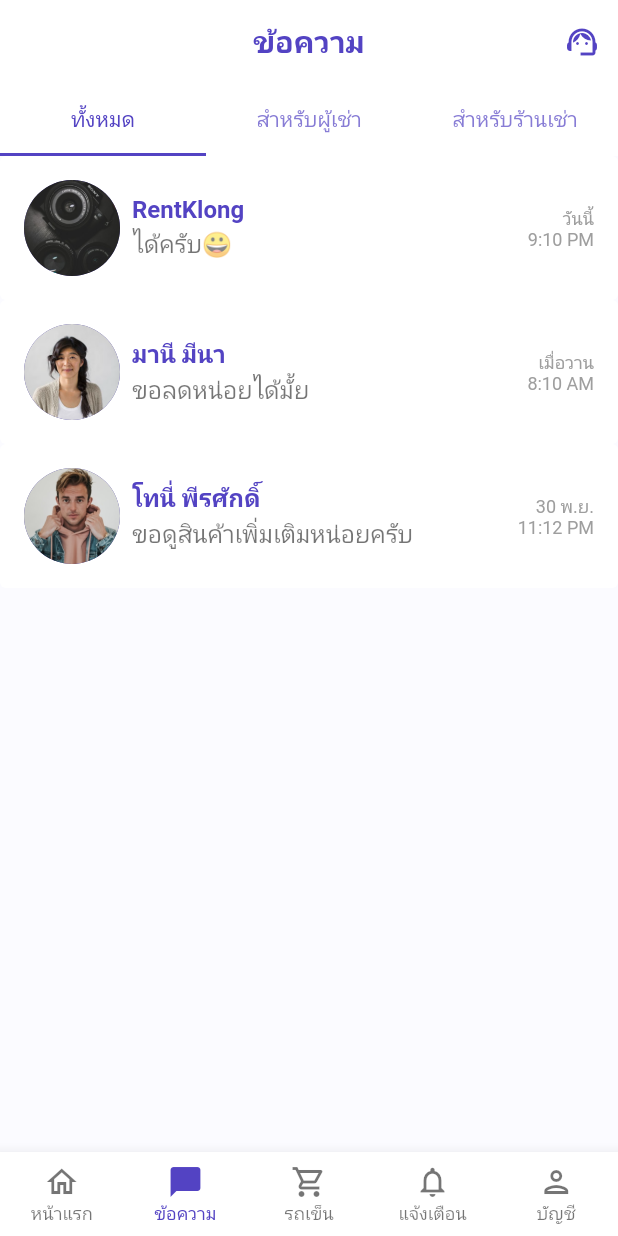
After one commit to CE-KMITL-Project-2021-Group-36/Rental-App, a Flutter app: the screen it shows after launch, item 2 of the bottom bar chosen, after a tap on the "support agent" icon, on a phone screen of 412 x 824 dp. The commit adds this screen. Run offline on Flutter 3.47's test engine with Material 2 defaults, Android fonts, the phone set to English and light mode, and no system bars; our stand-ins replace carousel_nullsafety, cloud_firestore, firebase_core; accounts and stored records are empty; network calls fail.

Commit message:
[feat] Set up app router and Manage file struture

```diff
--- /dev/null
+++ b/rental_app/lib/config/app_router.dart
@@ -0,0 +1,32 @@
+// ignore_for_file: avoid_print
+
+import 'package:flutter/material.dart';
+import 'package:rental_app/screens/screens.dart';
+import 'package:rental_app/widgets/widget.dart';
+
+class AppRouter {
+  static Route onGenerateRoute(RouteSettings settings) {
+    print('This is route: ${settings.name}');
+
+    switch (settings.name) {
+      case '/':
+        return CustomNavBar.route();
+      case HomeScreen.routeName:
+        return HomeScreen.route();
+      case ChatScreen.routeName:
+        return ChatScreen.route();
+
+      default:
+        return _errorRoute();
+    }
+  }
+
+  static Route _errorRoute() {
+    return MaterialPageRoute(
+      settings: const RouteSettings(name: '/error'),
+      builder: (_) => Scaffold(
+        appBar: AppBar(title: const Text('Error')),
+      ),
+    );
+  }
+}
--- a/rental_app/lib/config/theme.dart
+++ b/rental_app/lib/config/theme.dart
@@ -10,6 +10,7 @@ ThemeData theme() {
     appBarTheme: const AppBarTheme(
       backgroundColor: surfaceColor,
       foregroundColor: primaryColor,
+      centerTitle: true,
       elevation: 0,
     ),
     inputDecorationTheme: InputDecorationTheme(
--- a/rental_app/lib/data/product_data.dart
+++ b/rental_app/lib/data/product_data.dart
@@ -1,4 +1,4 @@
-import 'package:rental_app/model/product_model.dart';
+import 'package:rental_app/models/product_model.dart';
 
 final allProducts = <Product>[
   Product(
--- a/rental_app/lib/main.dart
+++ b/rental_app/lib/main.dart
@@ -1,9 +1,13 @@
 import 'package:flutter/material.dart';
 import 'package:firebase_core/firebase_core.dart';
+import 'package:rental_app/config/app_router.dart';
+import 'package:rental_app/config/theme.dart';
+import 'package:rental_app/widgets/widget.dart';
+
 import 'package:rental_app/displayproducts.dart';
+import 'package:rental_app/screens/screens.dart';
+import 'bottom_nav_bar.dart';
 
-import 'bottom_nav_bar.dart';
-import 'config/theme.dart';
 
 Future<void> main() async {
   WidgetsFlutterBinding.ensureInitialized();
@@ -20,7 +24,9 @@ class MyApp extends StatelessWidget {
       debugShowCheckedModeBanner: false,
       title: 'Rental App',
       theme: theme(),
-      home: const DisplayProducts(),
+      //home: const DisplayProducts(),
+      onGenerateRoute: AppRouter.onGenerateRoute,
+      initialRoute: CustomNavBar.routeName,
     );
   }
 }
--- a/rental_app/lib/model/models.dart
+++ /dev/null
@@ -1 +0,0 @@
-export 'product_model.dart';
--- /dev/null
+++ b/rental_app/lib/models/models.dart
@@ -0,0 +1,2 @@
+export 'product_model.dart';
+export 'category_model.dart';
--- /dev/null
+++ b/rental_app/lib/screens/chat_screen.dart
@@ -0,0 +1,122 @@
+import 'package:flutter/material.dart';
+import 'package:rental_app/chat_detail.dart';
+import 'package:rental_app/config/palette.dart';
+
+class ChatScreen extends StatefulWidget {
+  const ChatScreen({Key? key}) : super(key: key);
+
+  @override
+  _ChatScreenState createState() => _ChatScreenState();
+
+    static const String routeName = '/chat';
+
+  static Route route() {
+    return MaterialPageRoute(
+      settings: const RouteSettings(name: routeName),
+      builder: (_) => const ChatScreen(),
+    );
+  }
+}
+
+class _ChatScreenState extends State<ChatScreen> {
+  @override
+  Widget build(BuildContext context) {
+    return DefaultTabController(
+      length: 3,
+      child: Scaffold(
+        appBar: AppBar(
+          centerTitle: true,
+          title: const Text(
+            'ข้อความ',
+            style: TextStyle(fontWeight: FontWeight.bold),
+          ),
+          actions: [
+            IconButton(
+              icon: const Icon(
+                Icons.support_agent,
+              ),
+              onPressed: () {},
+            ),
+          ],
+          bottom: const TabBar(
+            labelColor: primaryColor,
+            tabs: [
+              Tab(text: 'ทั้งหมด'),
+              Tab(
+                text: 'สำหรับผู้เช่า',
+              ),
+              Tab(
+                text: 'สำหรับร้านเช่า',
+              ),
+            ],
+          ),
+        ),
+        body: TabBarView(
+          children: [
+            SingleChildScrollView(
+              child: Column(
+                  crossAxisAlignment: CrossAxisAlignment.start,
+                  children: [
+                    _buildChatRoom('assets/images/shop_profile.png','RentKlong','ได้ครับ😀','วันนี้\n9:10 PM'),
+                    _buildChatRoom('assets/images/manee_profile.png','มานี มีนา','ขอลดหน่อยได้มั้ย','เมื่อวาน\n8:10 AM'),
+                    _buildChatRoom('assets/images/tony_profile.png','โทนี่ พีรศักดิ์','ขอดูสินค้าเพิ่มเติมหน่อยครับ','30 พ.ย.\n11:12 PM'),
+                  ]),
+            ),
+            SingleChildScrollView(
+              child: Column(
+                  crossAxisAlignment: CrossAxisAlignment.start,
+                  children: [
+                    _buildChatRoom('assets/images/shop_profile.png','RentKlong','ได้ครับ😀','วันนี้\n9:10 PM'),
+                  ]),
+            ),
+            SingleChildScrollView(
+              child: Column(
+                  crossAxisAlignment: CrossAxisAlignment.start,
+                  children: [
+                    _buildChatRoom('assets/images/manee_profile.png','มานี มีนา','ขอลดหน่อยได้มั้ย','เมื่อวาน\n8:10 AM'),
+                    _buildChatRoom('assets/images/tony_profile.png','โทนี่ พีรศักดิ์','ขอดูสินค้าเพิ่มเติมหน่อยครับ','30 พ.ย.\n11:12 PM'),
+                  ]),
+            ),
+          ],
+        ),
+      ),
+    );
+  }
+
+  Widget _buildChatRoom(profileImage, name, lastMessage, timestamp) {
+    return TextButton(
+      onPressed: () { Navigator.push(
+              context,
+              MaterialPageRoute(builder: (context) => const ChatDetail()),
+            );},
+      style: ButtonStyle(
+        //side: MaterialStateProperty.all(BorderSide(width: 2, color: Colors.red)),
+        //foregroundColor: MaterialStateProperty.all(Colors.black),
+        backgroundColor: MaterialStateProperty.all(Colors.white),
+        padding: MaterialStateProperty.all(
+            const EdgeInsets.symmetric(vertical: 16, horizontal: 16)),
+      ),
+      child: Row(crossAxisAlignment: CrossAxisAlignment.center, children: [
+        CircleAvatar(
+          radius: 32,
+          backgroundImage: AssetImage(profileImage),
+        ),
+        const SizedBox(width: 8),
+        Expanded(
+          child: Column(
+            crossAxisAlignment: CrossAxisAlignment.start,
+            children: [
+              Text(name,
+                  style: const TextStyle(fontSize: 16, fontWeight: FontWeight.bold)),
+              const SizedBox(height: 2),
+              Text(lastMessage,
+                  style: const TextStyle(color: Colors.black54, fontSize: 16))
+            ],
+          ),
+        ),
+        Text(timestamp,
+                style: const TextStyle(fontSize: 12, color: Colors.grey, fontWeight: FontWeight.w400), textAlign: TextAlign.right),
+      ]),
+    );
+  }
+}
--- /dev/null
+++ b/rental_app/lib/screens/home_screen.dart
@@ -0,0 +1,226 @@
+import 'package:flutter/material.dart';
+import 'package:rental_app/product_detail.dart';
+import 'package:rental_app/search_page.dart';
+
+class HomeScreen extends StatefulWidget {
+  const HomeScreen({Key? key}) : super(key: key);
+
+  @override
+  _HomeScreenState createState() => _HomeScreenState();
+
+  static const String routeName = '/home';
+
+  static Route route() {
+    return MaterialPageRoute(
+      settings: const RouteSettings(name: routeName),
+      builder: (_) => const HomeScreen(),
+    );
+  }
+}
+
+class _HomeScreenState extends State<HomeScreen> {
+  @override
+  Widget build(BuildContext context) {
+    return Scaffold(
+        appBar: AppBar(
+          centerTitle: true,
+          title: Text(
+            "หน้าแรก",
+            style: TextStyle(
+                color: Theme.of(context).primaryColor,
+                fontWeight: FontWeight.bold),
+          ),
+        ),
+        body: SingleChildScrollView(
+          child: Column(
+            children: [
+              Container(
+                margin:
+                    const EdgeInsets.symmetric(vertical: 16, horizontal: 16),
+                child: TextFormField(
+                  decoration: InputDecoration(
+                    prefixIcon: const Icon(Icons.search),
+                    hintText: "ค้นหา",
+                    border: OutlineInputBorder(
+                      borderRadius: BorderRadius.circular(30),
+                    ),
+                    contentPadding:
+                        const EdgeInsets.symmetric(vertical: 0, horizontal: 0),
+                  ),
+                ),
+              ),
+              Container(
+                margin: const EdgeInsets.symmetric(horizontal: 16),
+                child: Row(
+                    mainAxisAlignment: MainAxisAlignment.spaceBetween,
+                    children: const [
+                      Text(
+                        "ประเภทสินค้าเช่า",
+                        style: TextStyle(fontWeight: FontWeight.bold),
+                      ),
+                      Text(
+                        "ดูทั้งหมด",
+                        style: TextStyle(fontSize: 12, color: Colors.indigo),
+                      ),
+                    ]),
+              ),
+              SingleChildScrollView(
+                //color: Colors.red,
+                scrollDirection: Axis.horizontal,
+                padding: const EdgeInsets.symmetric(vertical: 8, horizontal: 8),
+                child: Row(
+                  children: [
+                    _buildCategoryProduct("เสื้อผ้าผู้ชาย",
+                        "https://assets.ajio.com/medias/sys_master/root/20210403/OjjF/6068dc44aeb269a9e33a52ba/-288Wx360H-462103975-pink-MODEL.jpg"),
+                    _buildCategoryProduct("เสื้อผ้าผู้หญิง",
+                        "https://image.freepik.com/free-photo/stunning-curly-female-model-jumping-purple-indoor-portrait-slim-girl-bright-yellow-dress_197531-10836.jpg"),
+                    _buildCategoryProduct("กล้อง และอุปกรณ์",
+                        "https://image.freepik.com/free-photo/photographer-snapping-with-analog-camera_53876-105703.jpg"),
+                    _buildCategoryProduct("ตั้งแคมป์",
+                        "https://image.freepik.com/free-photo/group-man-woman-enjoy-camping-picnic-barbecue-lake-with-tents-background-young-mixed-race-asian-woman-man-young-people-s-hands-toasting-cheering-bottles-beer_1253-1041.jpg"),
+                    _buildCategoryProduct("หนังสือ",
+                        "https://image.freepik.com/free-photo/book-library-with-open-textbook_1150-5924.jpg"),
+                  ],
+                ),
+              ),
+              Container(
+                margin: const EdgeInsets.symmetric(horizontal: 16),
+                child: Row(
+                    mainAxisAlignment: MainAxisAlignment.spaceBetween,
+                    children: [
+                      const Text(
+                        "สินค้าน่าสนใจ",
+                        style: TextStyle(fontWeight: FontWeight.bold),
+                      ),
+                      TextButton(
+                        onPressed: () {
+                          Navigator.push(
+                            context,
+                            MaterialPageRoute(
+                                builder: (context) => GridSearchScreen()),
+                          );
+                        },
+                        child: const Text(
+                          "ดูทั้งหมด",
+                          style: TextStyle(fontSize: 12, color: Colors.indigo),
+                        ),
+                        style: TextButton.styleFrom(),
+                      )
+                    ]),
+              ),
+              const SizedBox(
+                height: 8,
+              ),
+              Container(
+                margin: const EdgeInsets.symmetric(horizontal: 16),
+                child: Row(
+                  mainAxisAlignment: MainAxisAlignment.spaceAround,
+                  children: [
+                    _buildItemCard(
+                        'กล้อง Canon EOS พร้อมเลนส์ ให้เช่าราคาถูก',
+                        '฿100 /ชม.\n฿700 /วัน.\n฿4500 /สัปดาห์.',
+                        'https://www.ec-mall.com/wp-content/uploads/2018/03/eos-1500d_02-1.jpg'),
+                    _buildItemCard('กล้อง Instax กล้องฟิล์ม', '฿600 /วัน.',
+                        'https://m.media-amazon.com/images/I/71HmLp20ovL._AC_SL1500_.jpg'),
+                  ],
+                ),
+              )
+            ],
+          ),
+        ));
+  }
+
+  Widget _buildCategoryProduct(String name, String imageUrl) {
+    return Container(
+      //color: Colors.blue,
+      margin: const EdgeInsets.symmetric(vertical: 0, horizontal: 8),
+      child: Column(
+        crossAxisAlignment: CrossAxisAlignment.center,
+        children: [
+          CircleAvatar(
+            radius: 40,
+            backgroundImage: NetworkImage(imageUrl),
+          ),
+          Container(
+              height: 40,
+              width: 80,
+              child: Text(
+                name,
+                textAlign: TextAlign.center,
+                style: const TextStyle(fontSize: 12),
+              ))
+        ],
+      ),
+    );
+  }
+
+  Widget _buildItemCard(String name, String price, String imageUrl) {
+    return Card(
+      clipBehavior: Clip.antiAlias,
+      child: InkWell(
+        onTap: () {
+          Navigator.push(
+            context,
+            MaterialPageRoute(builder: (context) => const ProductDetail()),
+          );
+        },
+        child: Container(
+          width: 164,
+          height: 300,
+          child: Column(
+            crossAxisAlignment: CrossAxisAlignment.start,
+            children: [
+              Container(
+                height: 164,
+                decoration: BoxDecoration(
+                  image: DecorationImage(
+                    fit: BoxFit.cover,
+                    image: NetworkImage(imageUrl),
+                  ),
+                ),
+              ),
+              Container(
+                padding: const EdgeInsets.all(8.0),
+                child: Column(
+                  children: [
+                    Text(
+                      name,
+                      //'กล้อง Canon EOS พร้อมเลนส์ ให้เช่าราคาถูก',
+                      style: const TextStyle(
+                        fontSize: 12,
+                      ),
+                      maxLines: 2,
+                      overflow: TextOverflow.ellipsis,
+                      textAlign: TextAlign.left,
+                    ),
+                    Container(
+                      padding: const EdgeInsets.symmetric(vertical: 4),
+                      child: Row(children: [
+                        Icon(Icons.star, color: Colors.yellow[600], size: 16),
+                        Icon(Icons.star, color: Colors.yellow[600], size: 16),
+                        Icon(Icons.star, color: Colors.yellow[600], size: 16),
+                        Icon(Icons.star, color: Colors.yellow[600], size: 16),
+                        Icon(Icons.star, color: Colors.yellow[600], size: 16),
+                      ]),
+                    ),
+                    Padding(
+                      padding: const EdgeInsets.all(8.0),
+                      child: Text(
+                        //'฿100 /ชม.\n฿700 /วัน.\n฿4500 /สัปดาห์.\n',
+                        price,
+                        style:
+                            const TextStyle(fontSize: 12, color: Colors.indigo),
+                        maxLines: 3,
+                      ),
+                    ),
+                  ],
+                ),
+              ),
+              //Image.asset('assets/card-sample-image-2.jpg'),
+            ],
+          ),
+        ),
+      ),
+    );
+  }
+}
--- /dev/null
+++ b/rental_app/lib/screens/screens.dart
@@ -0,0 +1,3 @@
+export 'home_screen.dart';
+export 'chat_screen.dart';
+export 'notfication_screen.dart';
--- a/rental_app/lib/search_page.dart
+++ b/rental_app/lib/search_page.dart
@@ -3,7 +3,7 @@ import 'package:flutter/material.dart';
 import 'package:flutter/services.dart';
 import 'dart:convert';
 import 'package:rental_app/data/product_data.dart';
-import 'package:rental_app/model/product_model.dart';
+import 'package:rental_app/models/product_model.dart';
 
 class GridSearchScreen extends StatefulWidget {
   @override
--- /dev/null
+++ b/rental_app/lib/widgets/custom_navbar.dart
@@ -0,0 +1,81 @@
+import 'package:flutter/material.dart';
+import 'package:rental_app/config/palette.dart';
+import 'package:rental_app/screens/screens.dart';
+
+
+class CustomNavBar extends StatefulWidget {
+  const CustomNavBar({Key? key}) : super(key: key);
+
+  @override
+  _CustomNavBarState createState() => _CustomNavBarState();
+
+  static const String routeName = '/';
+
+  static Route route() {
+    return MaterialPageRoute(
+      settings: const RouteSettings(name: routeName),
+      builder: (_) => const CustomNavBar(),
+    );
+  }
+}
+
+class _CustomNavBarState extends State<CustomNavBar> {
+
+  int _currentIndex = 0;
+
+  //Test pages
+  final pages = [
+    const HomeScreen(),
+    const ChatScreen(),
+    const Center(child: Text('รถเข็น')),
+    const NotificationScreen(),
+    const Center(child: Text('บัญชี')),
+  ];
+
+  @override
+  Widget build(BuildContext context) {
+    return Scaffold(
+      body: pages[_currentIndex],
+      bottomNavigationBar: BottomNavigationBar(
+        backgroundColor: surfaceColor,
+        selectedFontSize: 12,
+        unselectedFontSize: 12,
+        type: BottomNavigationBarType.fixed,
+        currentIndex: _currentIndex,
+        onTap: (index) {
+          setState(() {
+            _currentIndex = index;
+          });
+        },
+        items:  const <BottomNavigationBarItem>[
+           BottomNavigationBarItem(
+            icon: Icon(Icons.home_outlined),
+            activeIcon: Icon(Icons.home),
+            label: 'หน้าแรก',
+          ),
+          BottomNavigationBarItem(
+            icon: Icon(Icons.chat_bubble_outline),
+            activeIcon: Icon(Icons.chat_bubble),
+            label: 'ข้อความ',
+          ),
+          BottomNavigationBarItem(
+            icon: Icon(Icons.shopping_cart_outlined),
+            activeIcon: Icon(Icons.shopping_cart),
+            label: 'รถเข็น',
+          ),
+          BottomNavigationBarItem(
+            icon: Icon(Icons.notifications_outlined),
+            activeIcon: Icon(Icons.notifications),
+            label: 'แจ้งเตือน',
+          ),
+          BottomNavigationBarItem(
+            icon: Icon(Icons.person_outlined),
+            activeIcon: Icon(Icons.person),
+            label: 'บัญชี',
+          ),
+        ],
+
+      ),
+    );
+  }
+}
--- /dev/null
+++ b/rental_app/lib/widgets/widget.dart
@@ -0,0 +1 @@
+export 'custom_navbar.dart';
```
Also changed, not shown: rental_app/lib/displayproducts.dart (+11 -2 lines), rental_app/lib/screens/chat_detail.dart (added, +166 -0 lines), rental_app/lib/screens/notfication_screen.dart (added, +85 -0 lines), rental_app/lib/models/category_model.dart (renamed from rental_app/lib/model/category_model.dart), rental_app/lib/models/product_model.dart (renamed from rental_app/lib/model/product_model.dart).
